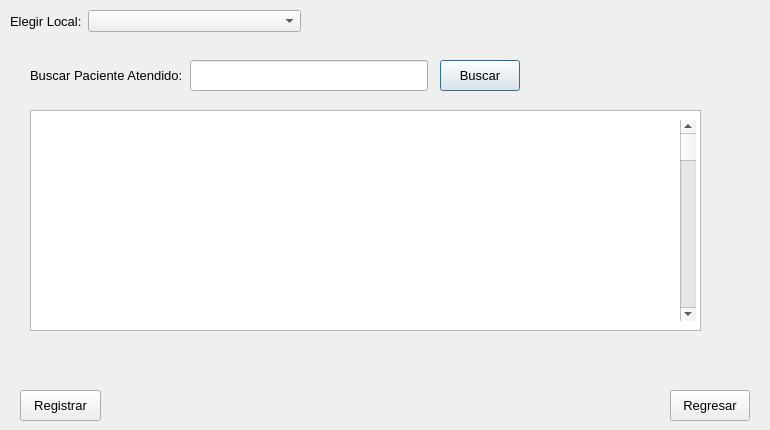
First picture: the form in PAF_GUI/PAF_GRAFICA/gui/gestionaratendidos.ui, repository JMOrbegoso/USS-2021-II-PP, before the edit.
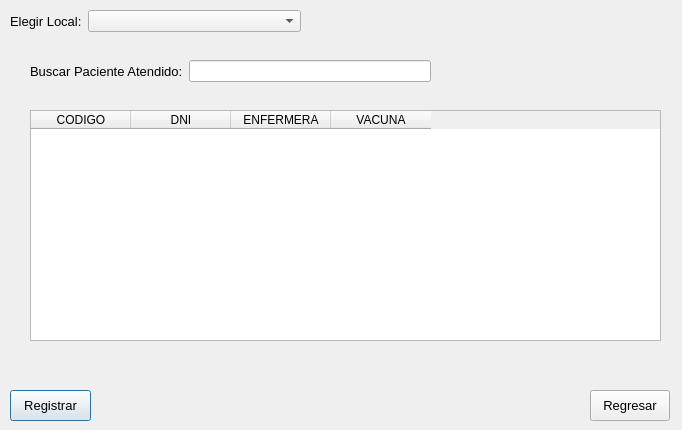
Second picture: the form after the edit.

Commit message:
atenderPaciente y gestionarAtendidos
Orbegoso, me puedes ayudar con el atender paciente :c

Diff of the .ui file:
```diff
--- a/PAF_GUI/PAF_GRAFICA/gui/gestionaratendidos.ui
+++ b/PAF_GUI/PAF_GRAFICA/gui/gestionaratendidos.ui
@@ -6,69 +6,17 @@
    <rect>
     <x>0</x>
     <y>0</y>
-    <width>770</width>
+    <width>682</width>
     <height>430</height>
    </rect>
   </property>
   <property name="windowTitle">
    <string>Reporte de Atendidos</string>
   </property>
-  <widget class="QLabel" name="label">
-   <property name="geometry">
-    <rect>
-     <x>30</x>
-     <y>60</y>
-     <width>151</width>
-     <height>31</height>
-    </rect>
-   </property>
-   <property name="font">
-    <font>
-     <pointsize>10</pointsize>
-    </font>
-   </property>
-   <property name="text">
-    <string>Buscar Paciente Atendido:</string>
-   </property>
-  </widget>
-  <widget class="QLineEdit" name="buscarAtendidoTxt">
-   <property name="enabled">
-    <bool>true</bool>
-   </property>
-   <property name="geometry">
-    <rect>
-     <x>190</x>
-     <y>60</y>
-     <width>238</width>
-     <height>31</height>
-    </rect>
-   </property>
-  </widget>
-  <widget class="QPushButton" name="buscarAtendidoCmd">
-   <property name="enabled">
-    <bool>true</bool>
-   </property>
-   <property name="geometry">
-    <rect>
-     <x>440</x>
-     <y>60</y>
-     <width>80</width>
-     <height>31</height>
-    </rect>
-   </property>
-   <property name="font">
-    <font>
-     <pointsize>10</pointsize>
-    </font>
-   </property>
-   <property name="text">
-    <string>Buscar</string>
-   </property>
-  </widget>
   <widget class="QPushButton" name="registrarOtroPacienteCmd">
    <property name="geometry">
     <rect>
-     <x>20</x>
+     <x>10</x>
      <y>390</y>
      <width>81</width>
      <height>31</height>
@@ -86,7 +34,7 @@
   <widget class="QPushButton" name="regresarCmd">
    <property name="geometry">
     <rect>
-     <x>670</x>
+     <x>590</x>
      <y>390</y>
      <width>80</width>
      <height>31</height>
@@ -106,10 +54,30 @@
     <rect>
      <x>30</x>
      <y>110</y>
-     <width>671</width>
-     <height>221</height>
+     <width>631</width>
+     <height>231</height>
     </rect>
    </property>
+   <column>
+    <property name="text">
+     <string>CODIGO</string>
+    </property>
+   </column>
+   <column>
+    <property name="text">
+     <string>DNI</string>
+    </property>
+   </column>
+   <column>
+    <property name="text">
+     <string>ENFERMERA</string>
+    </property>
+   </column>
+   <column>
+    <property name="text">
+     <string>VACUNA</string>
+    </property>
+   </column>
   </widget>
   <widget class="QWidget" name="formLayoutWidget">
    <property name="geometry">
@@ -138,18 +106,36 @@
     </item>
    </layout>
   </widget>
-  <widget class="QScrollBar" name="verticalScrollBar">
+  <widget class="QWidget" name="formLayoutWidget_2">
    <property name="geometry">
     <rect>
-     <x>680</x>
-     <y>120</y>
-     <width>16</width>
-     <height>201</height>
+     <x>30</x>
+     <y>60</y>
+     <width>401</width>
+     <height>31</height>
     </rect>
    </property>
-   <property name="orientation">
-    <enum>Qt::Vertical</enum>
-   </property>
+   <layout class="QFormLayout" name="formLayout_2">
+    <item row="0" column="0">
+     <widget class="QLabel" name="label">
+      <property name="font">
+       <font>
+        <pointsize>10</pointsize>
+       </font>
+      </property>
+      <property name="text">
+       <string>Buscar Paciente Atendido:</string>
+      </property>
+     </widget>
+    </item>
+    <item row="0" column="1">
+     <widget class="QLineEdit" name="buscarAtendidoTxt">
+      <property name="enabled">
+       <bool>true</bool>
+      </property>
+     </widget>
+    </item>
+   </layout>
   </widget>
  </widget>
  <resources/>
```
The commit also changes 12 other files.
